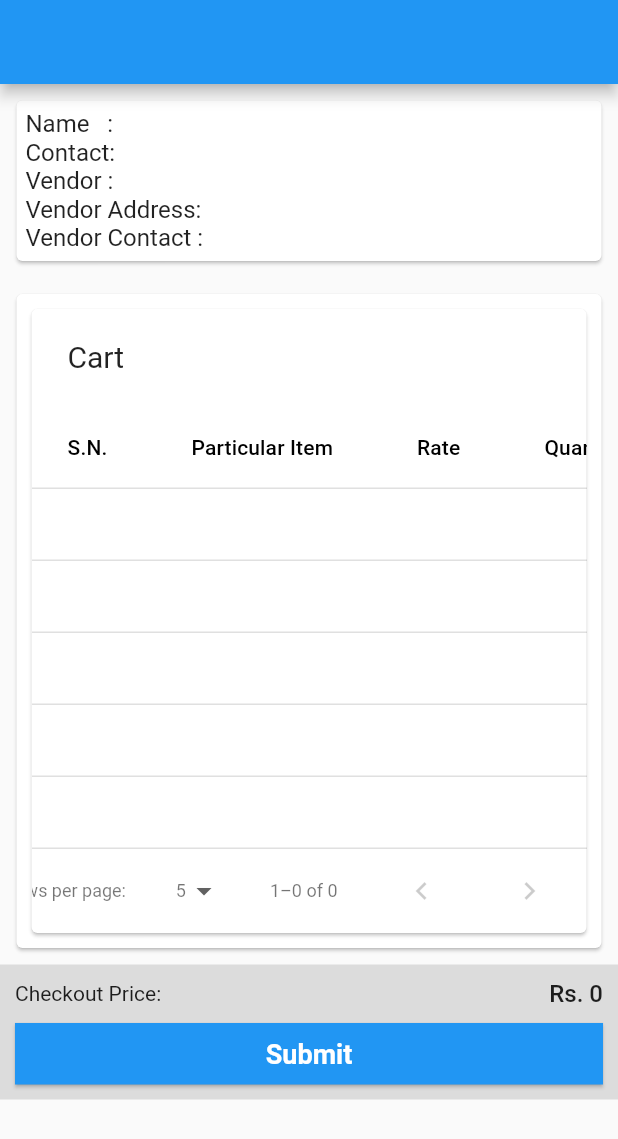
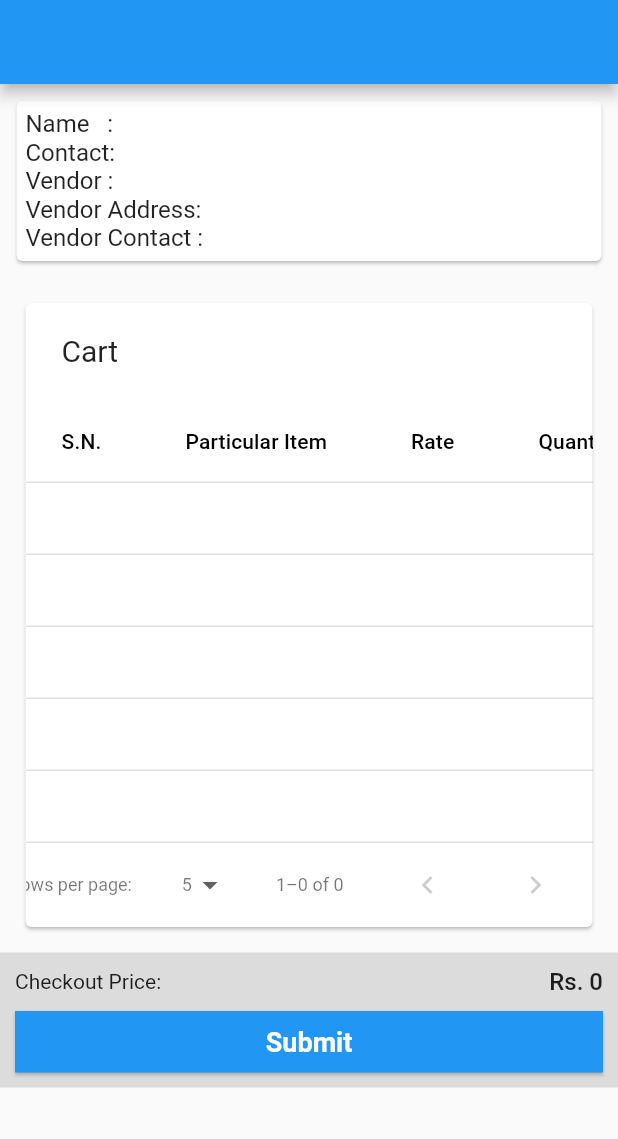
Before and after one commit to Niranjan2054/Tarkari_Customer, a Flutter app: the Confirmation screen opened directly with empty values, on a phone screen of 412 x 824 dp. Shown: the top 1139 px of the screen. Run offline on Flutter 3.47's test engine with Material 2 defaults, Android fonts, the phone set to English and light mode, and no system bars; our stand-ins replace cached_network_image, flutter_swiper; network calls fail.

Commit message:
Confirmation page list managed

```diff
--- a/lib/widget/confirmation.dart
+++ b/lib/widget/confirmation.dart
@@ -65,17 +65,14 @@ class Confirmation extends StatelessWidget {
                   ),
                   Container(
                     padding: EdgeInsets.all(7),
-                    child: Card(
                       child: Container(
                         padding: EdgeInsets.all(6),
                         child: DataTableExample(vegetableList: vegetableList,),
                       ),
-                    ),
                   ),
                   _checkoutSection(context,this.total)
                 ],
               ),
-
          ),
       );
    }
--- a/lib/widget/datatable.dart
+++ b/lib/widget/datatable.dart
@@ -1,5 +1,4 @@
 import 'package:flutter/material.dart';
-import 'package:tarkari_customer/widget/cart.dart';
 
 class DataTableExample extends StatefulWidget {
   const DataTableExample({Key key,this.vegetableList}) : super(key: key);
@@ -12,11 +11,11 @@ class DataTableExample extends StatefulWidget {
 class _DataTableExampleState extends State<DataTableExample> {
   _DataTableExampleState({Key key,this.vegetableList});
   final List<Map> vegetableList;
+  List<Map> temp;
   int _rowsPerPage = 5;
   @override
   Widget build(BuildContext context) {
-    print('datatable');
-    print(vegetableList);
+    temp = vegetableList.where((vegetable)=>vegetable['quantity']>0).toList();
     return SingleChildScrollView(
       child: PaginatedDataTable(
         header: Text('Cart'),
@@ -28,7 +27,7 @@ class _DataTableExampleState extends State<DataTableExample> {
           });
         },
         columns: kTableColumns,
-        source: DessertDataSource(desserts: List<Dessert>.generate(vegetableList.length, (index) => Dessert(index+1,vegetableList[index]['name'], vegetableList[index]['price'], vegetableList[index]['quantity'], vegetableList[index]['price']*vegetableList[index]['quantity']))),
+        source: DessertDataSource(desserts: List<Dessert>.generate(temp.length, (index) => Dessert(index+1,temp[index]['name'], temp[index]['price'], temp[index]['quantity'], temp[index]['price']*temp[index]['quantity']))),
       ),
     );
   }
--- a/lib/widget/list.dart
+++ b/lib/widget/list.dart
@@ -58,7 +58,7 @@ class _VendorListState extends State<VendorList> {
           "https://cdn.pixabay.com/photo/2017/01/31/13/14/animal-2023924_960_720.png"
     },
     {
-      "name": "Jagati Alu Pyaj Bhandar",
+      "name": "Jagati Alu Pyaj Bhandar1",
       "location": "Jagati, Bhaktapur",
       "contact": "9843******",
       "logoText":
```
